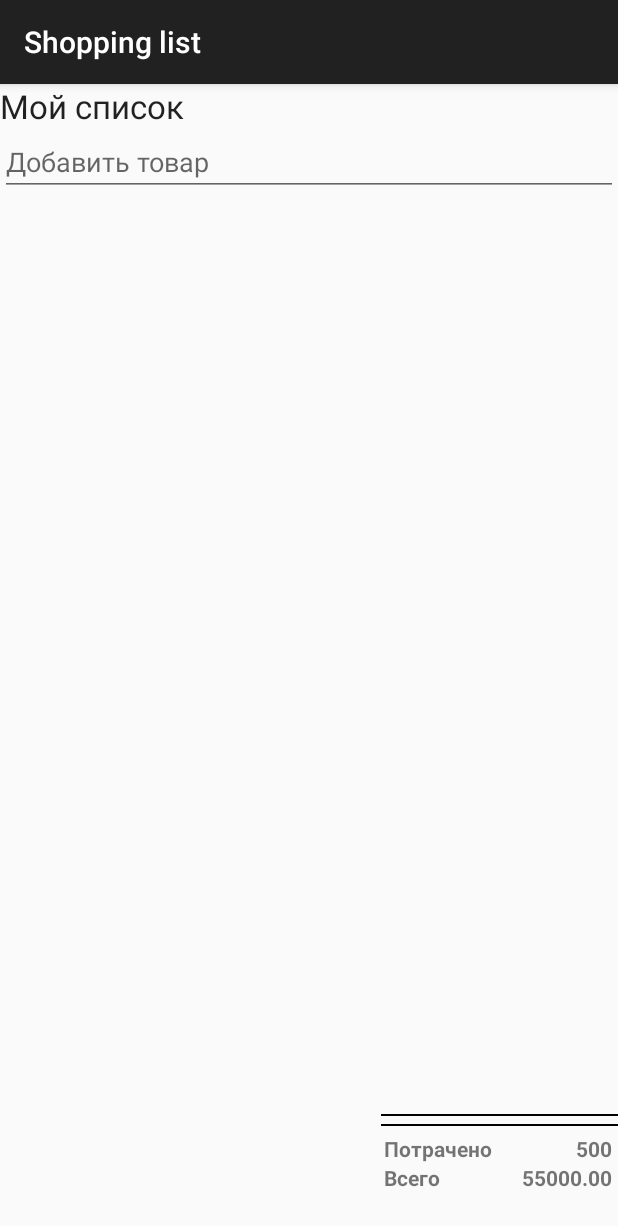
After one commit to GusevaEvgenia/ShoppingListProt, an Android app: the fragment ShoppingListFragment shown on its own in the app's theme, on a phone screen of 412 x 824 dp. The commit adds this screen. Shown: the top 1226 px of the screen. Run offline under Robolectric (Android 15) with nearby library versions, the phone set to English and light mode, and no system bars.

Commit message:
add fragment shopping list

```diff
--- /dev/null
+++ b/app/src/main/java/ru/android/ainege/shoppinglist/ShoppingListFragment.java
@@ -0,0 +1,21 @@
+package ru.android.ainege.shoppinglist;
+
+import android.app.Fragment;
+import android.os.Bundle;
+import android.support.annotation.Nullable;
+import android.view.LayoutInflater;
+import android.view.View;
+import android.view.ViewGroup;
+
+/**
+ * Created by Belkin on 06.06.2015.
+ */
+public class ShoppingListFragment extends Fragment{
+
+    @Nullable
+    @Override
+    public View onCreateView(LayoutInflater inflater, ViewGroup container, Bundle savedInstanceState) {
+        View v = inflater.inflate(R.layout.shopping_list, container, false);
+        return v;
+    }
+}
--- /dev/null
+++ b/app/src/main/res/layout/shopping_list.xml
@@ -0,0 +1,90 @@
+<?xml version="1.0" encoding="utf-8"?>
+<LinearLayout xmlns:android="http://schemas.android.com/apk/res/android"
+              android:orientation="vertical"
+              android:layout_width="match_parent"
+              android:layout_height="match_parent"
+              android:weightSum="1">
+
+    <TextView
+        android:layout_width="wrap_content"
+        android:layout_height="wrap_content"
+        android:textAppearance="?android:attr/textAppearanceLarge"
+        android:text="@string/list_name"
+        android:id="@+id/listName_textView"/>
+
+    <EditText
+        android:layout_width="match_parent"
+        android:layout_height="wrap_content"
+        android:id="@+id/newItem_editText"
+        android:singleLine="false"
+        android:hint="@string/add_item"/>
+
+    <ListView
+        android:layout_width="match_parent"
+        android:layout_height="50dp"
+        android:id="@+id/items_listView"
+        android:layout_marginBottom="5dp"
+        android:layout_weight="0.95"/>
+
+    <View
+        android:layout_width="158dp"
+        android:layout_height="1dp"
+        android:background="@android:color/black"
+        android:layout_gravity="right"
+        android:layout_marginBottom="5dp"/>
+
+    <View
+        android:layout_width="158dp"
+        android:layout_height="1dp"
+        android:background="@android:color/black"
+        android:layout_marginBottom="5dp"
+        android:layout_gravity="right"/>
+
+    <LinearLayout
+        android:orientation="horizontal"
+        android:layout_width="156dp"
+        android:layout_height="wrap_content"
+        android:layout_gravity="right"
+        android:weightSum="1">
+
+        <TextView
+            android:layout_width="76dp"
+            android:layout_height="wrap_content"
+            android:text="@string/spent_money"
+            android:textStyle="bold"
+            />
+
+        <TextView
+            android:layout_width="76dp"
+            android:layout_height="wrap_content"
+            android:text="500"
+            android:id="@+id/spendMoney_textView"
+            android:textStyle="bold"
+            android:gravity="right"/>
+
+    </LinearLayout>
+
+    <LinearLayout
+        android:orientation="horizontal"
+        android:layout_width="156dp"
+        android:layout_height="wrap_content"
+        android:layout_gravity="right"
+        android:weightSum="1">
+
+        <TextView
+            android:layout_width="76dp"
+            android:layout_height="wrap_content"
+            android:text="@string/all_money"
+            android:textStyle="bold"
+            />
+
+        <TextView
+            android:layout_width="76dp"
+            android:layout_height="wrap_content"
+            android:text="55000.00"
+            android:id="@+id/allMoney_textView"
+            android:textStyle="bold"
+            android:gravity="right"/>
+    </LinearLayout>
+
+</LinearLayout>
--- a/app/src/main/res/values/strings.xml
+++ b/app/src/main/res/values/strings.xml
@@ -1,3 +1,17 @@
 <resources>
     <string name="app_name">Shopping list</string>
+
+    <string name="list_name">Мой список</string>
+    <string name="add_item">Добавить товар</string>
+    <string name="spent_money">Потрачено</string>
+    <string name="all_money">Всего</string>
+    <string name="price">цена</string>
+
+    <string-array name="units">
+        <item>шт.</item>
+        <item>кг</item>
+        <item>л</item>
+        <item>гр</item>
+    </string-array>
+
 </resources>
```
